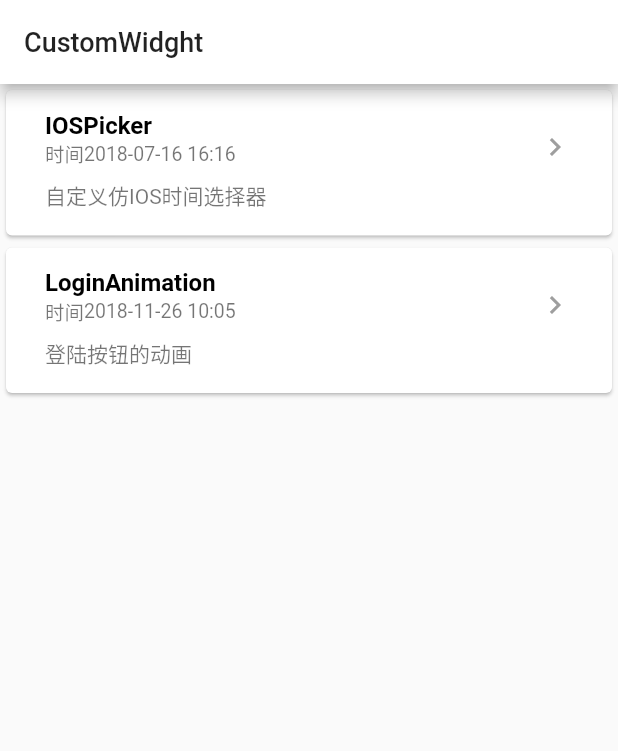
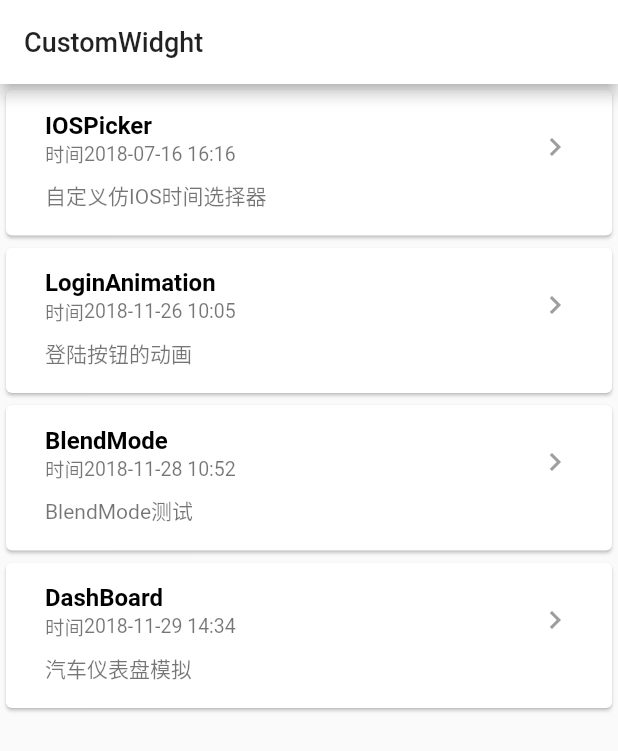
Before and after one commit to OpenFlutter/PullToRefresh, a Flutter app: the SecondPage screen opened directly, on a phone screen of 412 x 824 dp. Shown: the top 751 px of the screen. Run offline on Flutter 3.47's test engine with Material 2 defaults, Android fonts, the phone set to English and light mode, and no system bars; missing offline and left inert: dragablegridview_flutter, marquee_flutter.

Commit message:
修复pulltorefresh，添加仪表盘demo

```diff
--- a/lib/ui/firstpage/pulltorefreshdemo.dart
+++ b/lib/ui/firstpage/pulltorefreshdemo.dart
@@ -107,6 +107,7 @@ class PullAndPushTestState extends State<PullAndPushTest> with TickerProviderSta
                     customRefreshBoxIconPath,
                     height: 45.0,
                     width: 45.0,
+                    fit:BoxFit.cover,
                   ),
                   turns: new Tween(
                       begin: 100.0,
--- /dev/null
+++ b/lib/ui/secondpage/blendmode.dart
@@ -0,0 +1,207 @@
+import 'package:flutter/material.dart';
+import 'dart:ui' as ui;
+
+class BlendModes extends StatefulWidget{
+  @override
+  State<StatefulWidget> createState() {
+    return new BlendModeState();
+  }
+
+}
+
+class BlendModeState extends State<BlendModes>{
+
+  final double sizes=200.0;
+  BlendMode blendMode=BlendMode.dstATop;
+  String title="BlendMode.dstATop";
+
+  @override
+  Widget build(BuildContext context) {
+    return new Scaffold(
+      appBar: new AppBar(
+        title: new Text(title),
+        actions: <Widget>[
+          new PopupMenuButton<BlendMode>(
+            onSelected: (value){
+              setState(() {
+                blendMode=value;
+                title=value.toString();
+              });
+            },
+            itemBuilder: (BuildContext context) => getItems(),
+          ),
+        ],
+      ),
+      body: new Center(
+        child: new CustomPaint(
+            size: new Size(sizes, sizes),
+            painter: new BlendModePainter(blendMode),
+        ),
+      ),
+    );
+  }
+
+
+  List<PopupMenuItem<BlendMode>> getItems(){
+    return <PopupMenuItem<BlendMode>>[
+      const PopupMenuItem<BlendMode>(
+        value: BlendMode.difference,
+        child: Text('BlendMode.difference'),
+      ),
+      const PopupMenuItem<BlendMode>(
+        value: BlendMode.dst,
+        child: Text('BlendMode.dst'),
+      ),
+      const PopupMenuItem<BlendMode>(
+        value: BlendMode.dstATop,
+        child: Text('BlendMode.dstATop'),
+      ),
+      const PopupMenuItem<BlendMode>(
+        value: BlendMode.dstIn,
+        child: Text('BlendMode.dstIn'),
+      ),
+      const PopupMenuItem<BlendMode>(
+        value: BlendMode.dstOut,
+        child: Text('BlendMode.dstOut'),
+      ),
+      const PopupMenuItem<BlendMode>(
+        value: BlendMode.dstOver,
+        child: Text('BlendMode.dstOver'),
+      ),
+      const PopupMenuItem<BlendMode>(
+        value: BlendMode.src,
+        child: Text('BlendMode.src'),
+      ),
+      const PopupMenuItem<BlendMode>(
+        value: BlendMode.srcATop,
+        child: Text('BlendMode.srcATop'),
+      ),
+      const PopupMenuItem<BlendMode>(
+        value: BlendMode.srcIn,
+        child: Text('BlendMode.srcIn'),
+      ),
+      const PopupMenuItem<BlendMode>(
+        value: BlendMode.srcOut,
+        child: Text('BlendMode.srcOut'),
+      ),
+      const PopupMenuItem<BlendMode>(
+        value: BlendMode.srcOver,
+        child: Text('BlendMode.srcOver'),
+      ),
+      const PopupMenuItem<BlendMode>(
+        value: BlendMode.exclusion,
+        child: Text('BlendMode.exclusion'),
+      ),
+      const PopupMenuItem<BlendMode>(
+        value: BlendMode.hardLight,
+        child: Text('BlendMode.hardLight'),
+      ),
+      const PopupMenuItem<BlendMode>(
+        value: BlendMode.hue,
+        child: Text('BlendMode.hue'),
+      ),
+      const PopupMenuItem<BlendMode>(
+        value: BlendMode.lighten,
+        child: Text('BlendMode.lighten'),
+      ),
+      const PopupMenuItem<BlendMode>(
+        value: BlendMode.luminosity,
+        child: Text('BlendMode.luminosity'),
+      ),
+      const PopupMenuItem<BlendMode>(
+        value: BlendMode.modulate,
+        child: Text('BlendMode.modulate'),
+      ),
+      const PopupMenuItem<BlendMode>(
+        value: BlendMode.multiply,
+        child: Text('BlendMode.multiply'),
+      ),
+      const PopupMenuItem<BlendMode>(
+        value: BlendMode.overlay,
+        child: Text('BlendMode.overlay'),
+      ),
+      const PopupMenuItem<BlendMode>(
+        value: BlendMode.plus,
+        child: Text('BlendMode.plus'),
+      ),
+      const PopupMenuItem<BlendMode>(
+        value: BlendMode.saturation,
+        child: Text('BlendMode.saturation'),
+      ),
+      const PopupMenuItem<BlendMode>(
+        value: BlendMode.screen,
+        child: Text('BlendMode.screen'),
+      ),
+      const PopupMenuItem<BlendMode>(
+        value: BlendMode.softLight,
+        child: Text('BlendMode.softLight'),
+      ),const PopupMenuItem<BlendMode>(
+        value: BlendMode.clear,
+        child: Text('BlendMode.clear'),
+      ),
+      const PopupMenuItem<BlendMode>(
+        value: BlendMode.color,
+        child: Text('BlendMode.color'),
+      ),
+      const PopupMenuItem<BlendMode>(
+        value: BlendMode.colorBurn,
+        child: Text('BlendMode.colorBurn'),
+      ),
+      const PopupMenuItem<BlendMode>(
+        value: BlendMode.colorDodge,
+        child: Text('BlendMode.colorDodge'),
+      ),
+      const PopupMenuItem<BlendMode>(
+        value: BlendMode.darken,
+        child: Text('BlendMode.darken'),
+      ),
+
+//              const PopupMenuItem<BlendMode>(
+//                value: BlendMode.values,
+//                child: Text('BlendMode.values'),
+//              ),
+      const PopupMenuItem<BlendMode>(
+        value: BlendMode.xor,
+        child: Text('BlendMode.xor'),
+      ),
+    ];
+  }
+}
+
+class BlendModePainter extends CustomPainter{
+
+  final BlendMode blendMode;
+
+  BlendModePainter(this.blendMode);
+
+  @override
+  void paint(Canvas canvas, Size size) {
+    Paint paint=new Paint();
+    Paint layerPaint=new Paint();
+
+
+    canvas.saveLayer(new Rect.fromLTRB(0.0, 0.0, 200.0, 200.0), layerPaint);
+    //paint.color=Color(0xff2196f3);
+    paint.shader= ui.Gradient.linear(new Offset(0.0, 0.0), new Offset(150.0, 150.0), [Colors.red,Colors.green,Colors.blue],[0.0,0.5,1.0]);
+    canvas.drawRect(new Rect.fromLTRB(0.0, 0.0, 150.0, 150.0), paint);
+    paint.shader=null;
+
+
+    layerPaint.blendMode=blendMode ;
+
+    canvas.saveLayer(new Rect.fromLTRB(0.0, 0.0, 200.0, 200.0), layerPaint);
+    canvas.save();
+    canvas.translate(125.0, 125.0);
+    paint.color=Colors.yellow;
+    canvas.drawCircle(new Offset(0.0, 0.0), 75.0, paint);
+    canvas.restore();
+    canvas.restore();
+    canvas.restore();
+  }
+
+  @override
+  bool shouldRepaint(CustomPainter oldDelegate) {
+    return true;
+  }
+
+}
--- a/lib/ui/secondpage/secondPage.dart
+++ b/lib/ui/secondpage/secondPage.dart
@@ -1,5 +1,7 @@
 import 'package:flutter/material.dart';
 import 'package:flutterapp/bin/appinfobin.dart';
+import 'package:flutterapp/ui/secondpage/blendmode.dart';
+import 'package:flutterapp/ui/secondpage/dashboard.dart';
 import 'package:flutterapp/ui/secondpage/loginanimdemo.dart';
 import 'package:flutterapp/ui/secondpage/timepicker.dart';
 
@@ -41,6 +43,8 @@ class ListViewWidgets extends StatefulWidget{
   var constantList =  [
     new AppInfoBin("IOSPicker", "2018-07-16 16:16", "自定义仿IOS时间选择器",false),
     new AppInfoBin("LoginAnimation", "2018-11-26 10:05", "登陆按钮的动画",false),
+    new AppInfoBin("BlendMode", "2018-11-28 10:52", "BlendMode测试",false),
+    new AppInfoBin("DashBoard", "2018-11-29 14:34", "汽车仪表盘模拟",false),
   ];
 
   @override
@@ -90,6 +94,14 @@ class ListState extends State<ListViewWidgets>{
               }else if(index==1){
                 Navigator.of(context).push(new MaterialPageRoute(builder: (_) {
                   return new LoginAnimationDemo();
+                }));
+              }else if(index==2){
+                Navigator.of(context).push(new MaterialPageRoute(builder: (_) {
+                  return new BlendModes();
+                }));
+              }else if(index==3){
+                Navigator.of(context).push(new MaterialPageRoute(builder: (_) {
+                  return new DashBoard();
                 }));
               }
             },
```
Also changed, not shown: lib/components/pulltorefresh.dart (+40 -7 lines), lib/ui/secondpage/dashboard.dart (added, +231 -0 lines), demonstrationgif/20181130_092350.gif (added), lib/main.dart (renamed from lib/ui/main.dart), pubspec.lock, 3 other files.
